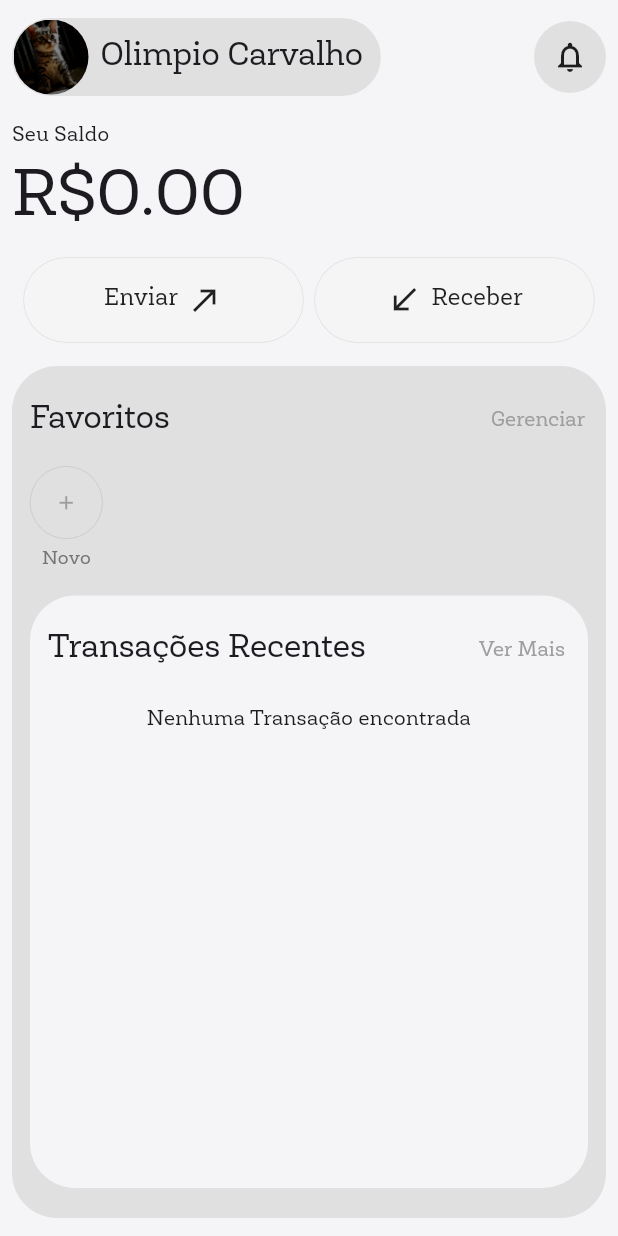
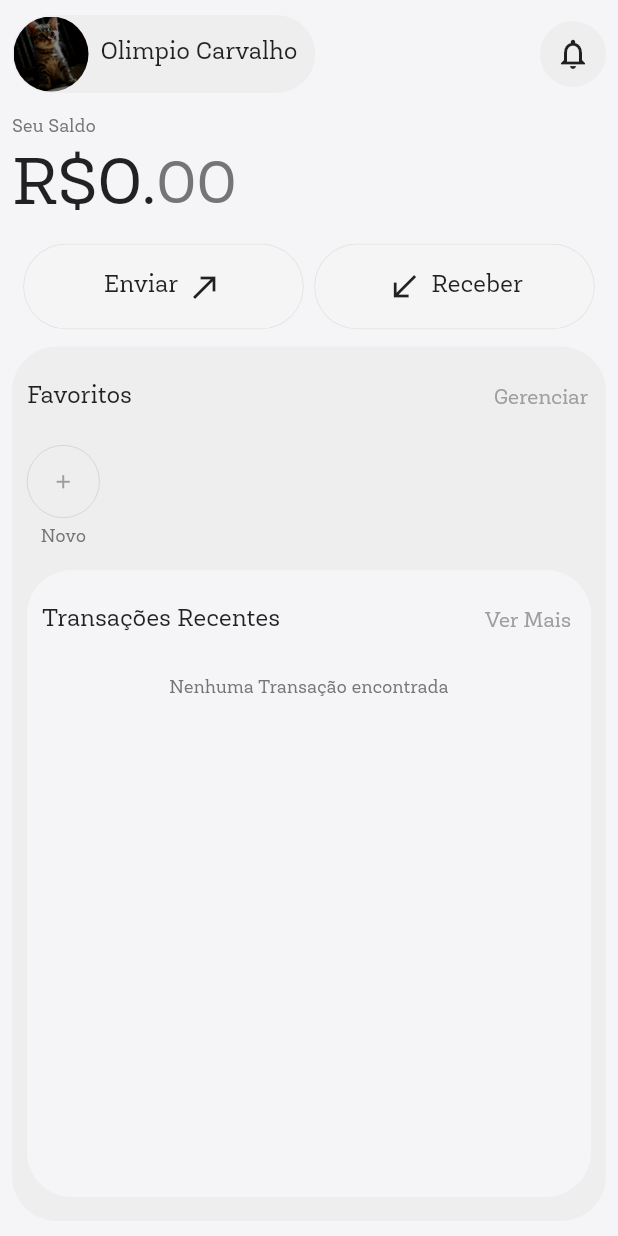
Before and after one commit to olimpio7/flutter-banking-ui, a Flutter app: the screen it shows after launch, after a tap on "Criar Conta", on a phone screen of 412 x 824 dp. Run offline on Flutter 3.47's test engine with Material 3 defaults, Android fonts, the phone set to English and light mode, and no system bars; our stand-ins replace drift, flutter_bloc, image_picker; accounts and stored records are empty; generated files the repository leaves out were written again.

Commit message:
mudanças no temas e algumas mudanças na interface

```diff
--- a/lib/data/database/app_database.dart
+++ b/lib/data/database/app_database.dart
@@ -32,7 +32,7 @@ LazyDatabase _openConnection() {
     final file = File(
       p.join(
         dir.path,
-        'app_database_V3.sqlite',
+        'app_database_V4.sqlite',
       )
     );
     return NativeDatabase(file);
--- a/lib/theme/app_colors.dart
+++ b/lib/theme/app_colors.dart
@@ -1,15 +1,15 @@
 import 'package:flutter/material.dart';
 
 class AppColors {
-  // --- PALETA CLARA (O seu padrão original)
-  static const Color bgLight = Color(0xFFF5F5F7);       // Colors.grey[100]
-  static const Color containerLight = Color(0xFFE0E0E0);  // Colors.grey[200]
+  // --- MODO CLARO (O seu padrão original que você gosta)
+  static const Color bgLight = Color(0xFFF5F5F7);
+  static const Color containerLight = Color(0xFFEEEEEE);  // Colors.grey[200]
   static const Color surfaceLight = Colors.white;
 
-  // --- PALETA ESCURA AJUSTADA (Mais suave, menos agressiva)
-  static const Color bgDark = Color(0xFF16161A);        // Preto fosco suave de fundo
-  static const Color containerDark = Color(0xFF24242B);   // Cinza mais claro para os containers destacarem
-  static const Color surfaceDark = Color(0xFF2C2C35);     // Sub-containers internos
+  // --- MODO ESCURO (Grafite Fosco Puro - Alto Contraste)
+  static const Color bgDark = Color(0xFF121212);        // Preto fosco de fundo (padrão AMOLED)
+  static const Color containerDark = Color(0xFF1E1E1E);   // Grafite suave para o SoftContainer destacar
+  static const Color surfaceDark = Color(0xFF2D2D2D);     // Sub-containers internos
 
   static Color getContainerColor(BuildContext context) {
     return Theme.of(context).brightness == Brightness.dark
--- a/lib/theme/app_theme.dart
+++ b/lib/theme/app_theme.dart
@@ -11,22 +11,22 @@ class ThemeCubit extends Cubit<ThemeMode> {
   }
 }
 
-// VARIÁVEIS GLOBAIS COM TAMANHOS REDUZIDOS (16 e 13)
+// VARIÁVEIS GLOBAIS BLINDADAS CONTRA COR ESCURA
 TextStyle get text {
   final isDark = ThemeCubit.instance.state == ThemeMode.dark;
   return TextStyle(
-    fontSize: 16, // Reduzido de 18 para 16
+    fontSize: 16,
     fontFamily: 'Roble',
-    color: isDark ? const Color(0xFFF5F5F7) : Colors.black87,
+    color: isDark ? const Color(0xFFFFFFFF) : Colors.black87, // Branco absoluto no escuro!
   );
 }
 
 TextStyle get subText {
   final isDark = ThemeCubit.instance.state == ThemeMode.dark;
   return TextStyle(
-    fontSize: 13, // Reduzido de 15 para 13
+    fontSize: 12,
     fontFamily: 'Roble',
-    color: isDark ? const Color(0xFF94A3B8) : const Color(0xFF757575), // Cinza bem mais nítido
+    color: isDark ? const Color(0xFFB0B3B8) : const Color(0xFF757575), // Cinza claro prateado e nítido
   );
 }
 
@@ -37,7 +37,6 @@ class AppTheme {
       fontFamily: 'Roble',
       scaffoldBackgroundColor: AppColors.bgLight,
       cardColor: AppColors.surfaceLight,
-      // Garante ícones escuros no modo claro
       iconTheme: const IconThemeData(color: Colors.black87),
     );
   }
@@ -49,16 +48,22 @@ class AppTheme {
       scaffoldBackgroundColor: AppColors.bgDark,
       cardColor: AppColors.surfaceDark,
 
-      // SOLUÇÃO PARA O BOTÃO ENVIAR/RECEBER: Força contraste total
+      // Força todos os ícones do app a ficarem brancos no modo escuro
       iconTheme: const IconThemeData(color: Colors.white),
-      primaryIconTheme: const IconThemeData(color: Colors.white),
 
-      // Ajusta o esquema de cores para os componentes saberem que o fundo é escuro
+      // Configuração global para garantir que o Flutter use as cores de texto corretas
       colorScheme: const ColorScheme.dark(
         primary: Colors.blue,
-        onPrimary: Colors.white, // Força texto branco sobre botões primários
+        onPrimary: Colors.white,
         surface: AppColors.containerDark,
-        onSurface: Colors.white, // Força ícones/textos brancos em superfícies
+        onSurface: Colors.white, // Garante que textos automáticos fiquem brancos
+      ),
+
+      // Garante que os textos padrões do ThemeData também herdem o branco
+      textTheme: const TextTheme(
+        titleLarge: TextStyle(color: Colors.white),
+        bodyLarge: TextStyle(color: Colors.white),
+        bodyMedium: TextStyle(color: Color(0xFFB0B3B8)),
       ),
     );
   }
--- a/lib/ui/pages/initial_page.dart
+++ b/lib/ui/pages/initial_page.dart
@@ -14,6 +14,7 @@ import '../../bloc/my_account/my_account_state.dart';
 import '../../bloc/transactions/transaction_bloc.dart';
 import '../../bloc/transactions/transaction_state.dart';
 import '../../data/database/app_database.dart';
+import '../../theme/app_theme.dart';
 import '../widgets/action_button.dart';
 import '../widgets/add_favorite_button.dart';
 import '../widgets/favorites.dart';
@@ -26,11 +27,6 @@ class InitialPage extends StatelessWidget {
 
   @override
   Widget build(BuildContext context) {
-    // CORREÇÃO DOS ERROS DE INCOMPATIBILIDADE:
-    // Puxa as definições globais do AppTheme para dentro destas variáveis locais.
-    // Assim, todos os widgets abaixo que usavam 'text' ou 'subText' continuam funcionando.
-    final TextStyle text = Theme.of(context).textTheme.titleLarge ?? const TextStyle(fontSize: 18);
-    final TextStyle subText = Theme.of(context).textTheme.bodyMedium ?? const TextStyle(fontSize: 15);
 
     return Scaffold(
       drawer: const SettingsDrawer(),
@@ -65,7 +61,7 @@ class InitialPage extends StatelessWidget {
 
               if (state is MyAccountErrorState) {
                 return Center(
-                  child: Text( // CORREÇÃO: 'value' alterado para 'child'
+                  child: Text(
                     state.message,
                     style: const TextStyle(color: Colors.red),
                   ),
@@ -117,7 +113,7 @@ class InitialPage extends StatelessWidget {
                           "R\$${parts[0]}.",
                           style: text.copyWith(fontSize: 45),
                         ),
-                        Text(parts[1], style: subText.copyWith(fontSize: 45)),
+                        Text(parts[1], style: subText.copyWith(fontSize: 40)),
                       ],
                     ),
 
@@ -244,6 +240,7 @@ class InitialPage extends StatelessWidget {
                                         return Favorites(
                                           name: contact.name,
                                           imagePath: contact.avatar,
+                                          onTap: (){},
                                           logoPayment: contact.paymentLogo,
                                         );
                                       },
--- a/lib/ui/widgets/soft_container.dart
+++ b/lib/ui/widgets/soft_container.dart
@@ -12,7 +12,7 @@ class SoftContainer extends StatelessWidget {
   const SoftContainer({
     super.key,
     required this.child,
-    this.padding = const EdgeInsets.all(12),
+    this.padding = const EdgeInsets.all(10),
     this.borderRadius = 30,
     this.color,
     this.boxShadow,
@@ -21,11 +21,9 @@ class SoftContainer extends StatelessWidget {
   @override
   Widget build(BuildContext context) {
     return Container(
-      margin: const EdgeInsets.symmetric(vertical: 8.0),
+      margin: const EdgeInsets.symmetric(vertical: 6.0),
       padding: padding,
-      // Modifique a linha do decoration dentro do seu SoftContainer:
       decoration: BoxDecoration(
-        // Se você passar cor manual ele usa, se não, ele descobre se o app está claro ou escuro sozinho!
         color: color ?? AppColors.getContainerColor(context),
         borderRadius: BorderRadius.circular(borderRadius),
         boxShadow: boxShadow,
```
Also changed, not shown: lib/ui/pages/transactions_history_page.dart (+1 -32 lines), lib/ui/widgets/favorites.dart (+9 -16 lines).
